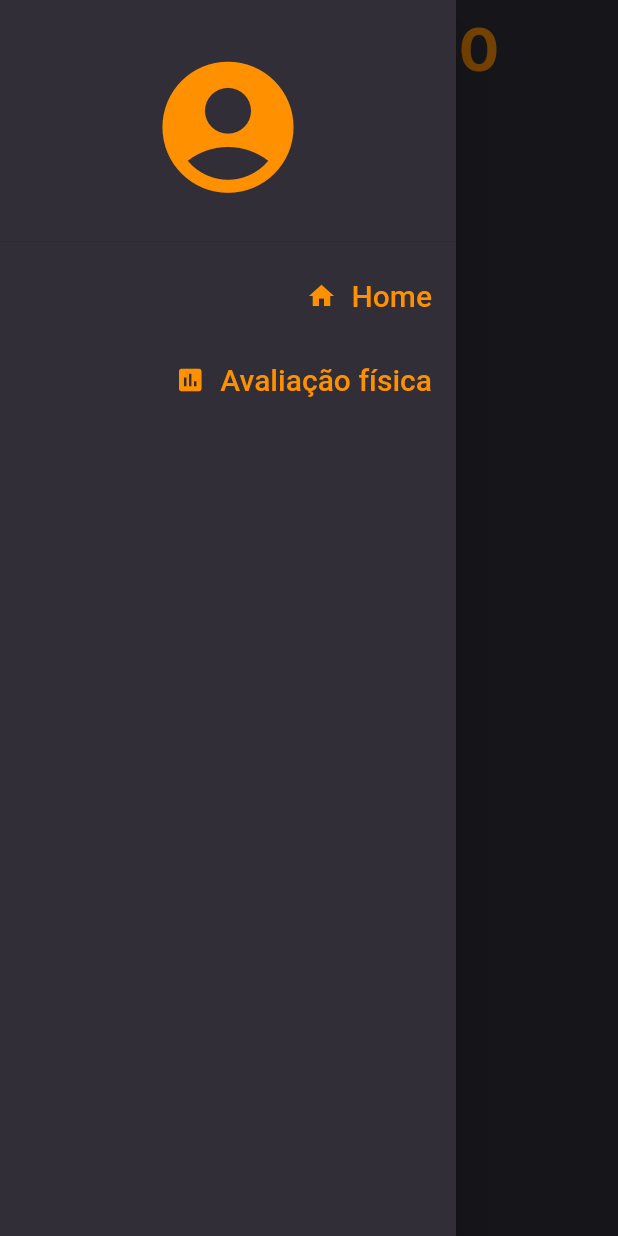
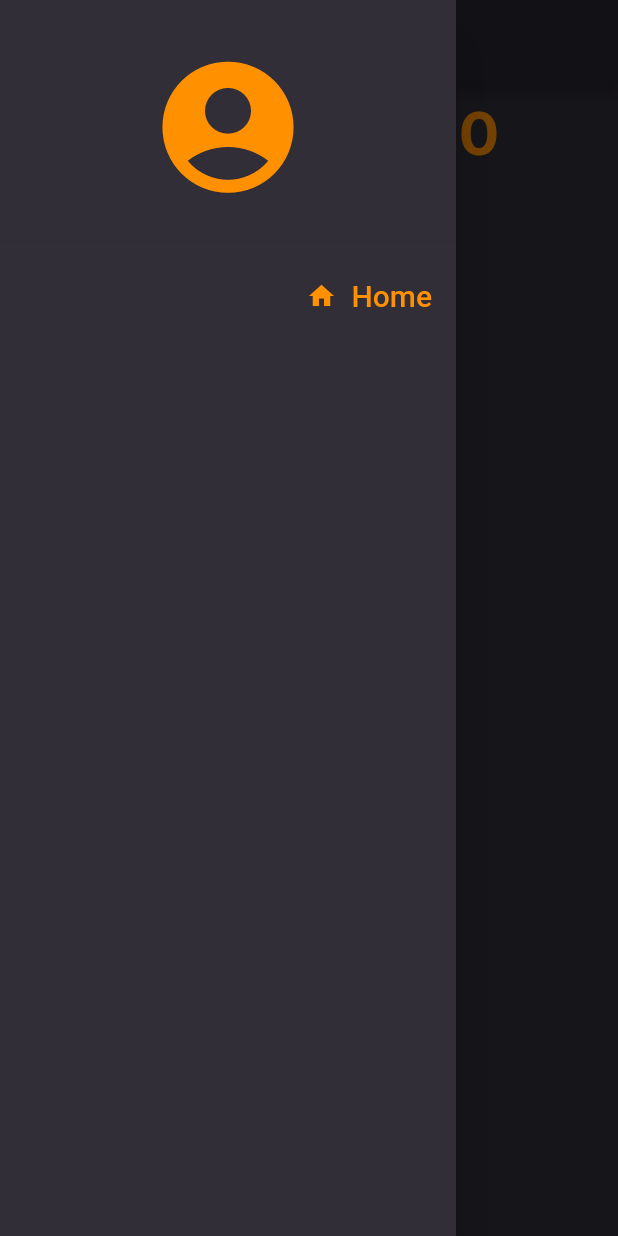
Before and after one commit to AndreFelipe97/Gym-app-flutter, a Flutter app: the ExercisePage screen opened by its route, with the side drawer open, on a phone screen of 412 x 824 dp. Run offline on Flutter 3.47's test engine with Material 2 defaults, Android fonts, the phone set to English and light mode, and no system bars; our stand-ins replace firebase_core, fluttertoast, google_fonts, google_sign_in, shared_preferences, stop_watch_timer; accounts and stored records are empty.

Commit message:
Implementaçao do login e do drawer mais uma tela de intro

```diff
--- a/lib/components/app_bar_widgets_componets.dart
+++ b/lib/components/app_bar_widgets_componets.dart
@@ -1,78 +1,18 @@
 import 'package:flutter/material.dart';
 import 'package:google_fonts/google_fonts.dart';
-import 'package:gym/models/users_model.dart';
 import 'package:gym/theme/app_theme.dart';
 
-// class AppBarWidgetsComponents extends AppBar {
-//   final String titleText;
-//   @override
-//   AppBarWidgetsComponents({required this.titleText})
-//       : super(
-//           backgroundColor: AppTheme.colors.topBar,
-//           title: Text(
-//             titleText,
-//             style: GoogleFonts.roboto(
-//                 color: AppTheme.colors.fontColorOrange, fontSize: 25),
-//           ),
-//           centerTitle: true,
-//         );
-// }
-
-class AppBarWidgetsComponents extends PreferredSize {
-  AppBarWidgetsComponents({
-    required UserModel user,
-  }) : super(
-          preferredSize: Size.fromHeight(144.0),
-          child: Stack(
-            children: [
-              Container(
-                height: 231.0,
-                decoration: BoxDecoration(
-                  color: AppTheme.colors.background,
-                ),
-              ),
-              Padding(
-                padding: const EdgeInsets.symmetric(horizontal: 19.0),
-                child: Column(
-                  children: [
-                    Container(
-                      child: SafeArea(
-                        child: Padding(
-                          padding: const EdgeInsets.only(top: 32.0),
-                          child: _buildUserTile(user),
-                        ),
-                      ),
-                    ),
-                    SizedBox(height: 36.0),
-                    Row(
-                      mainAxisAlignment: MainAxisAlignment.spaceBetween,
-                      children: [
-                        SizedBox(width: 15.0),
-                      ],
-                    ),
-                  ],
-                ),
-              ),
-            ],
+class AppBarWidgetsComponents extends AppBar {
+  final String titleText;
+  @override
+  AppBarWidgetsComponents({required this.titleText})
+      : super(
+          backgroundColor: AppTheme.colors.topBar,
+          title: Text(
+            titleText,
+            style: GoogleFonts.roboto(
+                color: AppTheme.colors.fontColorOrange, fontSize: 25),
           ),
+          centerTitle: true,
         );
-
-  static ListTile _buildUserTile(
-    UserModel user,
-  ) {
-    print(user);
-    return ListTile(
-      contentPadding: EdgeInsets.all(10.0),
-      leading: ClipRRect(
-          borderRadius: BorderRadius.circular(8),
-          child: Image.network(user.photoUrl!)),
-      title: Text(
-        user.name!,
-        style: GoogleFonts.roboto(
-            color: AppTheme.colors.fontColorOrange,
-            fontSize: 20,
-            fontWeight: FontWeight.w400),
-      ),
-    );
-  }
 }
--- a/lib/components/drawer_componet.dart
+++ b/lib/components/drawer_componet.dart
@@ -1,9 +1,31 @@
 import 'package:flutter/material.dart';
+import 'package:gym/models/users_model.dart';
 import 'package:gym/theme/app_theme.dart';
+import 'package:shared_preferences/shared_preferences.dart';
 
 import 'list_title_drawer_componet.dart';
 
-class DraweComponent extends StatelessWidget {
+class DraweComponent extends StatefulWidget {
+  @override
+  State<DraweComponent> createState() => _DraweComponentState();
+}
+
+class _DraweComponentState extends State<DraweComponent> {
+  String photoUrl = '';
+
+  void getData() async {
+    final prefs = await SharedPreferences.getInstance();
+    setState(() {
+      photoUrl = prefs.getString('userPhotoUrl') as String;
+    });
+  }
+
+  @override
+  void initState() {
+    getData();
+    super.initState();
+  }
+
   @override
   Widget build(BuildContext context) {
     return Drawer(
@@ -15,15 +37,18 @@ class DraweComponent extends StatelessWidget {
             DrawerHeader(
               decoration: BoxDecoration(color: AppTheme.colors.background),
               child: Center(
-                  child: Icon(
-                Icons.account_circle,
-                color: AppTheme.colors.fontColorOrange,
-                size: 105,
-              )),
+                  child: photoUrl == ''
+                      ? Icon(
+                          Icons.account_circle,
+                          color: AppTheme.colors.fontColorOrange,
+                          size: 105,
+                        )
+                      : CircleAvatar(
+                          backgroundImage: NetworkImage(photoUrl),
+                          radius: 70,
+                        )),
             ),
             ListTitleDrawerComponent(Icons.home, 'Home', "/"),
-            ListTitleDrawerComponent(
-                Icons.insert_chart, 'Avaliação física', "/physical-assessment"),
           ],
         ),
       ),
--- a/lib/models/users_model.dart
+++ b/lib/models/users_model.dart
@@ -1,10 +1,10 @@
 import 'package:google_sign_in/google_sign_in.dart';
 
 class UserModel {
-  String? name;
-  String email;
-  String id;
-  String? photoUrl;
+  final String? name;
+  final String email;
+  final String id;
+  final String? photoUrl;
 
   UserModel({this.name, required this.email, required this.id, this.photoUrl});
 
--- a/lib/pages/exercise_page.dart
+++ b/lib/pages/exercise_page.dart
@@ -30,7 +30,7 @@ class _ExercisePageState extends State<ExercisePage> {
   @override
   Widget build(BuildContext context) {
     return Scaffold(
-      // appBar: AppBarWidgetsComponents(titleText: "Exercícios"),
+      appBar: AppBarWidgetsComponents(titleText: "Exercícios"),
       drawer: DraweComponent(),
       body: Container(
         decoration: BoxDecoration(color: AppTheme.colors.background),
--- a/lib/controllers/login/logi_controller.dart
+++ b/lib/pages/login/login_controller.dart
@@ -1,6 +1,6 @@
 import 'package:flutter/widgets.dart';
 import 'package:gym/services/login/login_services.dart';
-import 'package:gym/states/login/login_state.dart';
+import 'package:gym/pages/login/login_state.dart';
 
 class LoginController {
   LoginState state = LoginStateEmpty();
--- a/pubspec.yaml
+++ b/pubspec.yaml
@@ -33,6 +33,7 @@ dependencies:
   google_sign_in: ^5.2.1
   firebase_core: ^1.10.0
   fluttertoast: ^8.0.8
+  shared_preferences: ^2.0.8
 
 dev_dependencies:
   flutter_test:
```
Also changed, not shown: lib/app_widget.dart (+5 -3 lines), lib/pages/home_page.dart (+8 -5 lines), lib/pages/intro_app_page.dart (added, +48 -0 lines), lib/pages/login/login_page.dart (renamed from lib/pages/login_page.dart, +7 -21 lines), assets/images/gym.jpg (added), lib/pages/login/login_state.dart (renamed from lib/states/login/login_state.dart), pubspec.lock.
